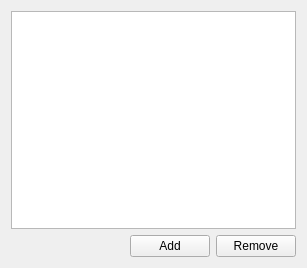
Above: transportationwb/corridor/alignment/tasks/import_alignment_task_panel.ui from joelgraff/freecad-transportation-wb before the change. Below: the same form after it.
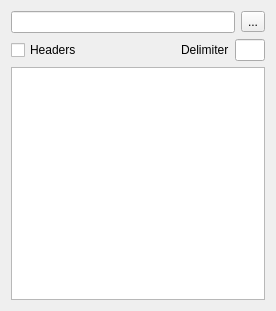
That is the form after the change.

Commit message: began adding csv import code

```diff
--- a/transportationwb/corridor/alignment/tasks/import_alignment_task_panel.ui
+++ b/transportationwb/corridor/alignment/tasks/import_alignment_task_panel.ui
@@ -6,24 +6,37 @@
    <rect>
     <x>0</x>
     <y>0</y>
-    <width>307</width>
-    <height>268</height>
+    <width>276</width>
+    <height>311</height>
    </rect>
   </property>
+  <property name="sizePolicy">
+   <sizepolicy hsizetype="MinimumExpanding" vsizetype="MinimumExpanding">
+    <horstretch>0</horstretch>
+    <verstretch>0</verstretch>
+   </sizepolicy>
+  </property>
   <property name="windowTitle">
    <string>Interval Schedule</string>
   </property>
   <layout class="QGridLayout" name="gridLayout">
    <item row="0" column="0">
-    <layout class="QHBoxLayout" name="horizontalLayout">
+    <layout class="QHBoxLayout" name="horizontalLayout_3">
      <item>
-      <widget class="QTableView" name="table_view">
-       <property name="sortingEnabled">
-        <bool>false</bool>
+      <widget class="QLineEdit" name="filename">
+       <property name="sizePolicy">
+        <sizepolicy hsizetype="Expanding" vsizetype="Fixed">
+         <horstretch>1</horstretch>
+         <verstretch>0</verstretch>
+        </sizepolicy>
        </property>
-       <attribute name="horizontalHeaderStretchLastSection">
-        <bool>true</bool>
-       </attribute>
+      </widget>
+     </item>
+     <item>
+      <widget class="QToolButton" name="pick_file">
+       <property name="text">
+        <string>...</string>
+       </property>
       </widget>
      </item>
     </layout>
@@ -31,7 +44,14 @@
    <item row="1" column="0">
     <layout class="QHBoxLayout" name="horizontalLayout_2">
      <item>
-      <spacer name="horizontalSpacer">
+      <widget class="QCheckBox" name="headers">
+       <property name="text">
+        <string>Headers</string>
+       </property>
+      </widget>
+     </item>
+     <item>
+      <spacer name="horizontalSpacer_2">
        <property name="orientation">
         <enum>Qt::Horizontal</enum>
        </property>
@@ -44,17 +64,40 @@
       </spacer>
      </item>
      <item>
-      <widget class="QPushButton" name="add_button">
+      <widget class="QLabel" name="delimiter_label">
        <property name="text">
-        <string>Add</string>
+        <string>Delimiter</string>
        </property>
       </widget>
      </item>
      <item>
-      <widget class="QPushButton" name="remove_button">
-       <property name="text">
-        <string>Remove</string>
+      <widget class="QLineEdit" name="delimiter">
+       <property name="sizePolicy">
+        <sizepolicy hsizetype="Maximum" vsizetype="Fixed">
+         <horstretch>0</horstretch>
+         <verstretch>0</verstretch>
+        </sizepolicy>
        </property>
+       <property name="maximumSize">
+        <size>
+         <width>30</width>
+         <height>16777215</height>
+        </size>
+       </property>
+      </widget>
+     </item>
+    </layout>
+   </item>
+   <item row="2" column="0">
+    <layout class="QHBoxLayout" name="horizontalLayout">
+     <item>
+      <widget class="QTableView" name="table_view">
+       <property name="sortingEnabled">
+        <bool>false</bool>
+       </property>
+       <attribute name="horizontalHeaderStretchLastSection">
+        <bool>true</bool>
+       </attribute>
       </widget>
      </item>
     </layout>
```
Left out of the diff: 2 changed lines with no effect on the pictures. The commit also changes 2 other files.
